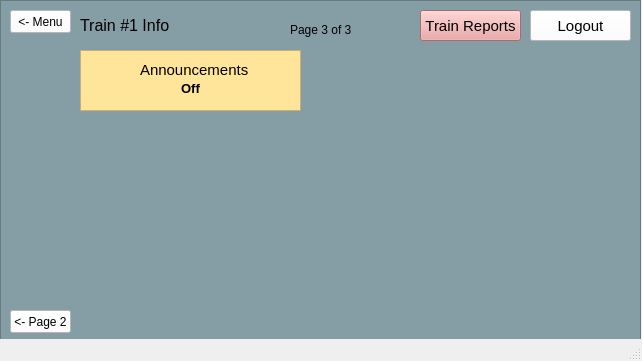
Above: src/UI/TrainModel/Train_Info_Page3.ui from aet37/ECE1140-Project before the change. Below: the same form after it.
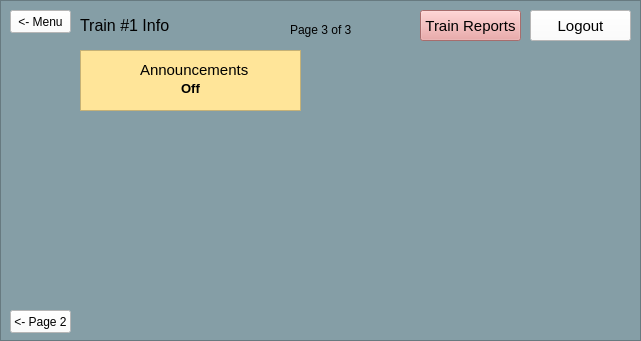
That is the form after the change.

The edit to the form file:
```diff
--- a/src/UI/TrainModel/Train_Info_Page3.ui
+++ b/src/UI/TrainModel/Train_Info_Page3.ui
@@ -6,8 +6,8 @@
    <rect>
     <x>0</x>
     <y>0</y>
-    <width>642</width>
-    <height>361</height>
+    <width>641</width>
+    <height>341</height>
    </rect>
   </property>
   <property name="windowTitle">
@@ -245,7 +245,6 @@
    <zorder>frame</zorder>
    <zorder>logout_button_info3</zorder>
   </widget>
-  <widget class="QStatusBar" name="statusbar"/>
  </widget>
  <resources/>
  <connections/>
```
